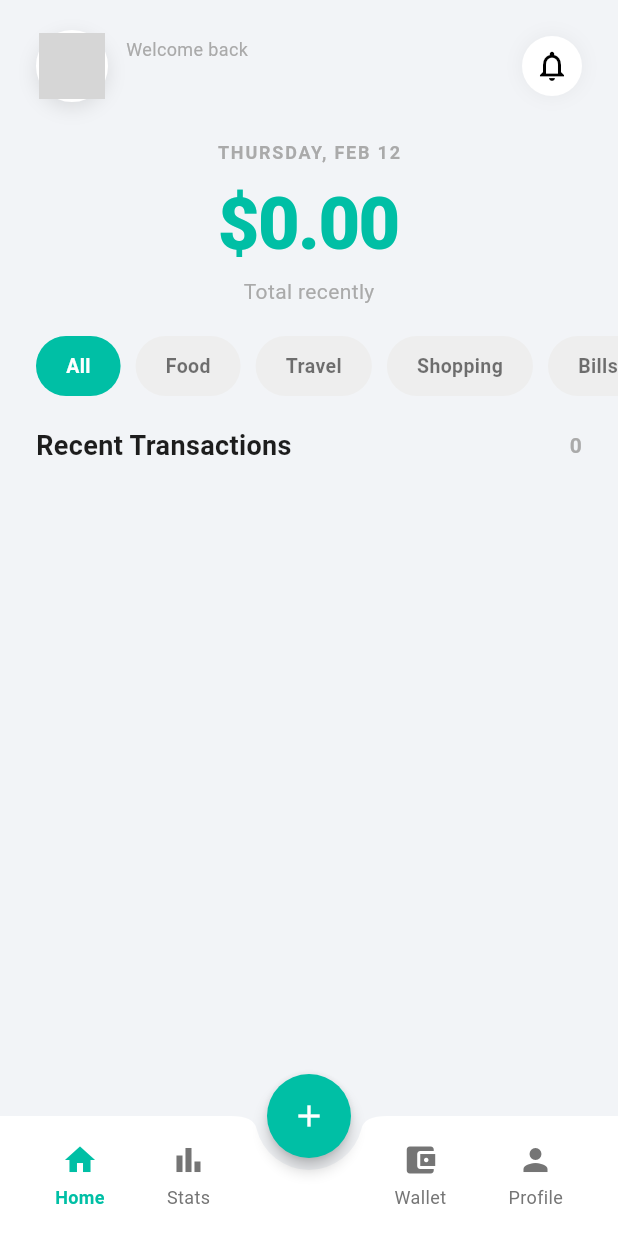
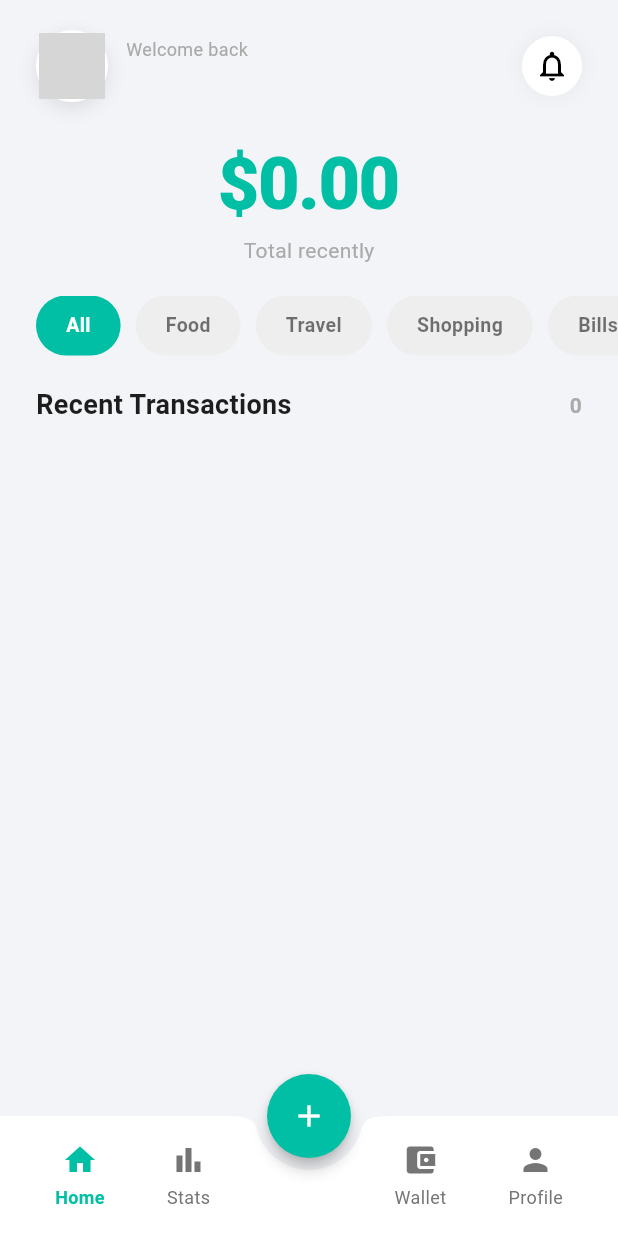
Before and after one commit to free-social/ui, a Flutter app: the MainScreen screen opened directly, on a phone screen of 412 x 824 dp. Run offline on Flutter 3.47's test engine with Material 3 defaults, Android fonts, the phone set to English and light mode, and no system bars; our stand-ins replace dio, flutter_local_notifications, image_picker, shared_preferences, timezone; missing offline and left inert: flutter_web_auth_2; accounts and stored records are empty; network calls fail; statements that could not run were skipped; grey boxes are pictures that could not be loaded.

```diff
--- a/lib/screens/home_view.dart
+++ b/lib/screens/home_view.dart
@@ -153,19 +153,8 @@ class _HomeViewState extends State<HomeView> {
                         _buildNotificationIcon(cardColor, isDark),
                       ],
                     ),
-                    const SizedBox(height: 25),
-                    Text(
-                      DateFormat(
-                        'EEEE, MMM d',
-                      ).format(DateTime.now()).toUpperCase(),
-                      style: TextStyle(
-                        color: secondaryTextColor,
-                        letterSpacing: 1.2,
-                        fontSize: 12,
-                        fontWeight: FontWeight.w600,
-                      ),
-                    ),
-                    const SizedBox(height: 5),
+
+                    const SizedBox(height: 20),
                     Text(
                       "\$${displayTotal.toStringAsFixed(2)}",
                       style: TextStyle(
--- a/lib/screens/monthly_stats_screen.dart
+++ b/lib/screens/monthly_stats_screen.dart
@@ -255,8 +255,8 @@ class _MonthlyStatsScreenState extends State<MonthlyStatsScreen> {
 
   Widget _buildDynamicRing(List<Map<String, dynamic>> categories, double total, Color mainText, Color subText) {
     return SizedBox(
-      width: 220,
-      height: 220,
+      width: 200,
+      height: 180,
       child: Stack(
         alignment: Alignment.center,
         children: [
@@ -370,7 +370,6 @@ class _MonthlyStatsScreenState extends State<MonthlyStatsScreen> {
         mainAxisAlignment: MainAxisAlignment.spaceBetween,
         children: [
           Text("Categories", style: TextStyle(fontSize: 18, fontWeight: FontWeight.bold, color: textColor)),
-          Text("See all", style: TextStyle(color: kPrimaryColor, fontWeight: FontWeight.bold)),
         ],
       ),
     );
```
